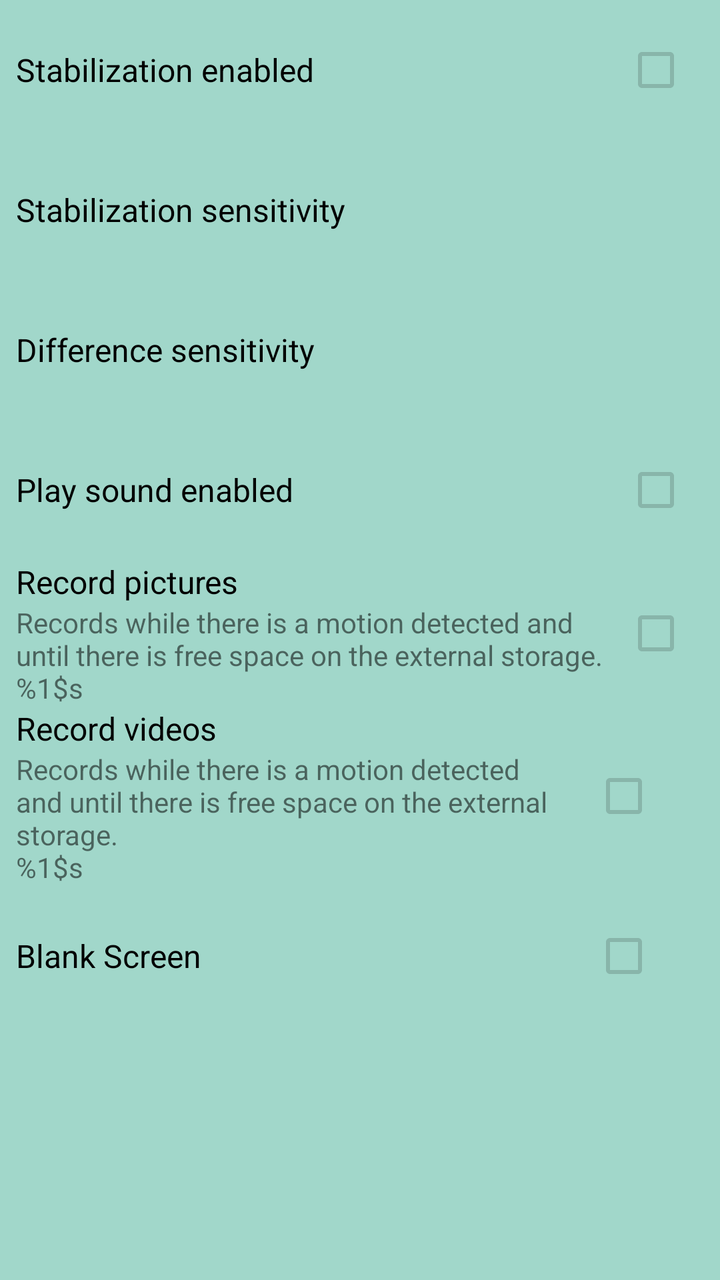
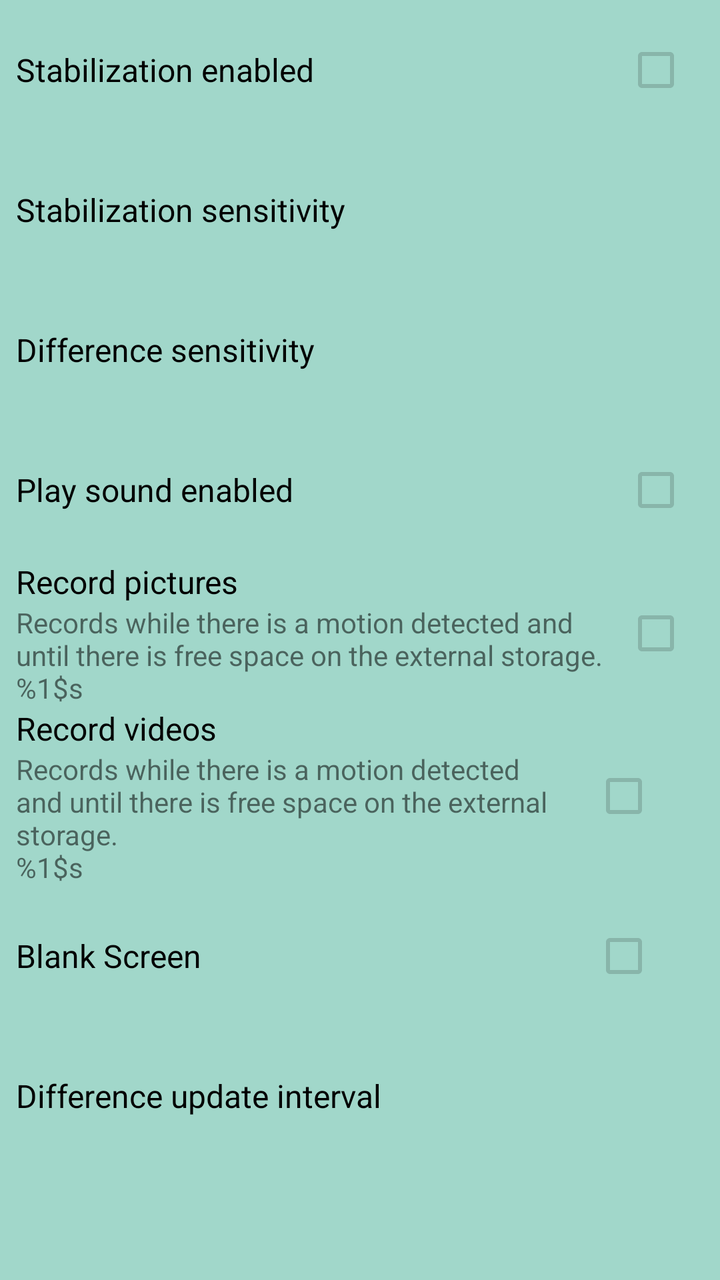

An Android layout rendered at two revisions. The XML below is the earlier revision; the diff shows what the commit changed to produce the second picture.
<!-- AndroidManifest.xml: application theme AppTheme -->
<!-- res/layout/activity_settings.xml -->
<?xml version="1.0" encoding="utf-8"?>
<ScrollView
    xmlns:android="http://schemas.android.com/apk/res/android"
    xmlns:tools="http://schemas.android.com/tools"
    android:layout_width="match_parent"
    android:layout_height="match_parent"
    android:fillViewport="true"
    android:background="@color/colorPrimary"
    tools:context="com.blogspot.techzealous.sentinel.SettingsActivity">

    <LinearLayout
        android:layout_width="match_parent"
        android:layout_height="wrap_content"
        android:paddingStart="8dp"
        android:paddingEnd="16dp"
        android:orientation="vertical"
        android:id="@+id/linearLayoutRootSettings">

        <RelativeLayout
            android:id="@+id/relativeLayoutStabilizationSettings"
            android:layout_width="match_parent"
            android:layout_height="70dp">

            <TextView
                android:layout_width="wrap_content"
                android:layout_height="wrap_content"
                android:layout_centerVertical="true"
                android:textSize="16sp"
                android:textColor="@android:color/black"
                android:text="@string/stabilization_enabled"
                android:id="@+id/textViewStabilizationSettings"/>

            <CheckBox
                android:layout_width="wrap_content"
                android:layout_height="wrap_content"
                android:layout_alignParentEnd="true"
                android:layout_centerVertical="true"
                android:enabled="false"
                android:id="@+id/checkBoxStabilizationSettings"/>
        </RelativeLayout>

        <TextView
            android:layout_width="match_parent"
            android:layout_height="70dp"
            android:gravity="center_vertical"
            android:textSize="16sp"
            android:textColor="@android:color/black"
            android:text="@string/stabilization_sensitivity"
            android:id="@+id/textViewStabilizationSensitivitySettings"/>

        <TextView
            android:layout_width="match_parent"
            android:layout_height="70dp"
            android:gravity="center_vertical"
            android:textSize="16sp"
            android:textColor="@android:color/black"
            android:text="@string/difference_sensitivity"
            android:id="@+id/textViewDifferenceSensitivitySettings"/>

        <RelativeLayout
            android:id="@+id/relativeLayoutPlaySoundSettings"
            android:layout_width="match_parent"
            android:layout_height="70dp">

            <TextView
                android:layout_width="wrap_content"
                android:layout_height="wrap_content"
                android:layout_centerVertical="true"
                android:textSize="16sp"
                android:textColor="@android:color/black"
                android:text="@string/play_sound_enabled"
                android:layout_alignParentStart="true"
                android:layout_toStartOf="@+id/checkBoxPlaySoundSettings"
                android:id="@+id/textViewPlaySoundSettings" />

            <CheckBox
                android:layout_width="wrap_content"
                android:layout_height="wrap_content"
                android:layout_alignParentEnd="true"
                android:layout_centerVertical="true"
                android:enabled="false"
                android:id="@+id/checkBoxPlaySoundSettings"/>
        </RelativeLayout>

        <RelativeLayout
            android:id="@+id/relativeLayoutPicturesSettings"
            android:layout_width="match_parent"
            android:layout_height="wrap_content">

            <TextView
                android:layout_width="match_parent"
                android:layout_height="wrap_content"
                android:layout_toStartOf="@+id/checkBoxRecordPicturesSettings"
                android:textSize="16sp"
                android:textColor="@android:color/black"
                android:text="@string/record_pictures"
                android:id="@+id/textViewRecordPicturesSettings"/>

            <CheckBox
                android:layout_width="wrap_content"
                android:layout_height="wrap_content"
                android:layout_alignParentEnd="true"
                android:layout_centerVertical="true"
                android:enabled="false"
                android:id="@+id/checkBoxRecordPicturesSettings"/>

            <TextView
                android:id="@+id/textViewRecordPicturesDescSettings"
                android:layout_width="match_parent"
                android:layout_height="wrap_content"
                android:layout_below="@id/textViewRecordPicturesSettings"
                android:layout_toStartOf="@+id/checkBoxRecordPicturesSettings"
                android:text="@string/record_description"/>

        </RelativeLayout>

        <RelativeLayout
            android:id="@+id/relativeLayoutVideosSettings"
            android:layout_width="match_parent"
            android:layout_height="wrap_content"
            android:paddingStart="0dp"
            android:paddingEnd="16dp"
            android:paddingLeft="16dp"
            android:paddingRight="16dp">

            <TextView
                android:layout_width="match_parent"
                android:layout_height="wrap_content"
                android:layout_toStartOf="@+id/checkBoxRecordVideosSettings"
                android:textSize="16sp"
                android:textColor="@android:color/black"
                android:text="@string/record_videos"
                android:id="@+id/textViewRecordVideosSettings"/>

            <CheckBox
                android:layout_width="wrap_content"
                android:layout_height="wrap_content"
                android:layout_alignParentEnd="true"
                android:layout_centerVertical="true"
                android:enabled="false"
                android:id="@+id/checkBoxRecordVideosSettings"/>

            <TextView
                android:id="@+id/textViewRecordVideosDescSettings"
                android:layout_width="match_parent"
                android:layout_height="wrap_content"
                android:layout_below="@id/textViewRecordVideosSettings"
                android:layout_toStartOf="@+id/checkBoxRecordVideosSettings"
                android:text="@string/record_description"/>
        </RelativeLayout>

        <RelativeLayout
            android:id="@+id/relativeLayoutBlankScreenSettings"
            android:layout_width="match_parent"
            android:layout_height="70dp"
            android:paddingStart="0dp"
            android:paddingEnd="16dp">

            <TextView
                android:layout_width="wrap_content"
                android:layout_height="wrap_content"
                android:layout_centerVertical="true"
                android:textSize="16sp"
                android:textColor="@android:color/black"
                android:text="@string/blank_screen"
                android:layout_alignParentStart="true"
                android:layout_toStartOf="@+id/checkBoxBlankScreenSettings"
                android:id="@+id/textViewBlankScreenSettings" />

            <CheckBox
                android:layout_width="wrap_content"
                android:layout_height="wrap_content"
                android:layout_alignParentEnd="true"
                android:layout_centerVertical="true"
                android:enabled="false"
                android:id="@+id/checkBoxBlankScreenSettings"/>
        </RelativeLayout>

    </LinearLayout>
</ScrollView>
<!-- resources referenced by this layout -->
<resources>
  <color name="colorPrimary">#A1D7CA</color>
  <string name="blank_screen">Blank Screen</string>
  <string name="difference_sensitivity">Difference sensitivity</string>
  <string name="play_sound_enabled">Play sound enabled</string>
  <string name="record_description">Records while there is a motion detected and until there is free space on the external storage.\n%1$s</string>
  <string name="record_pictures">Record pictures</string>
  <string name="record_videos">Record videos</string>
  <string name="stabilization_enabled">Stabilization enabled</string>
  <string name="stabilization_sensitivity">Stabilization sensitivity</string>
  <style name="AppTheme" parent="Theme.AppCompat.Light.DarkActionBar">
          
          <item name="colorPrimary">@color/colorPrimary</item>
          <item name="colorPrimaryDark">@color/colorPrimaryDark</item>
          <item name="colorAccent">@color/colorAccent</item>
      </style>
  <color name="colorPrimaryDark">#8FBEB6</color>
  <color name="colorAccent">#268AD9</color>
</resources>

<!-- the commit's change to res/layout/activity_settings.xml (unified diff, before → after) -->
@@ -176,5 +176,14 @@
                 android:id="@+id/checkBoxBlankScreenSettings"/>
         </RelativeLayout>
 
+        <TextView
+            android:layout_width="match_parent"
+            android:layout_height="70dp"
+            android:gravity="center_vertical"
+            android:textSize="16sp"
+            android:textColor="@android:color/black"
+            android:text="@string/difference_update"
+            android:id="@+id/textViewDifferenceUpdate"/>
+
     </LinearLayout>
 </ScrollView>
<!-- resource entries referenced after the edit -->
@@ -3,6 +3,7 @@
   <color name="colorPrimary">#A1D7CA</color>
   <string name="blank_screen">Blank Screen</string>
   <string name="difference_sensitivity">Difference sensitivity</string>
+  <string name="difference_update">Difference update interval</string>
   <string name="play_sound_enabled">Play sound enabled</string>
   <string name="record_description">Records while there is a motion detected and until there is free space on the external storage.\n%1$s</string>
   <string name="record_pictures">Record pictures</string>
